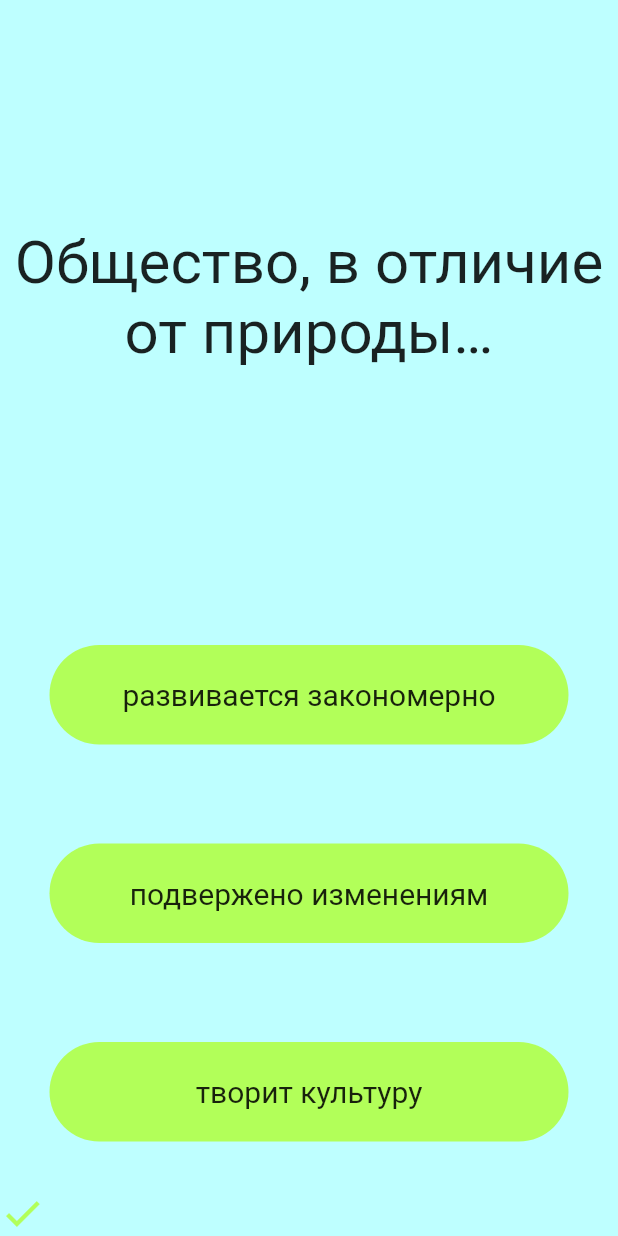
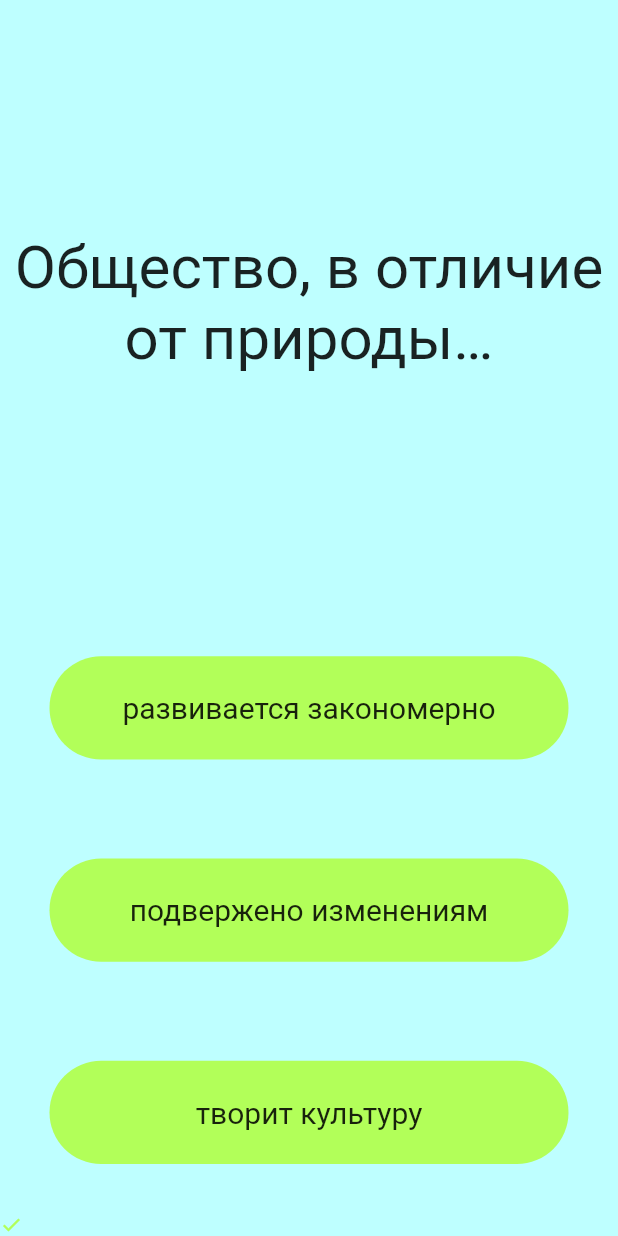
Before and after one commit to KoreshOK101/Big_Bobs_Daddy, a Flutter app: the screen it shows after launch, after a tap on "Да", on a phone screen of 412 x 824 dp. Run offline on Flutter 3.47's test engine with Material 2 defaults, Android fonts, the phone set to English and light mode, and no system bars; our stand-ins replace animated_text_kit; missing offline and left inert: vk_bridge.

```diff
--- a/lib/main.dart
+++ b/lib/main.dart
@@ -127,7 +127,7 @@ class _TestingPAGEState extends State<TestingPAGE> {
         ),
         Hero(
           tag: 'scoreBIG_BOB',
-          child: scoreRow(quest.getAnswerList(), 30, false),
+          child: scoreRow(quest.getAnswerList(), 15, false),
         )
       ],
     );
```
